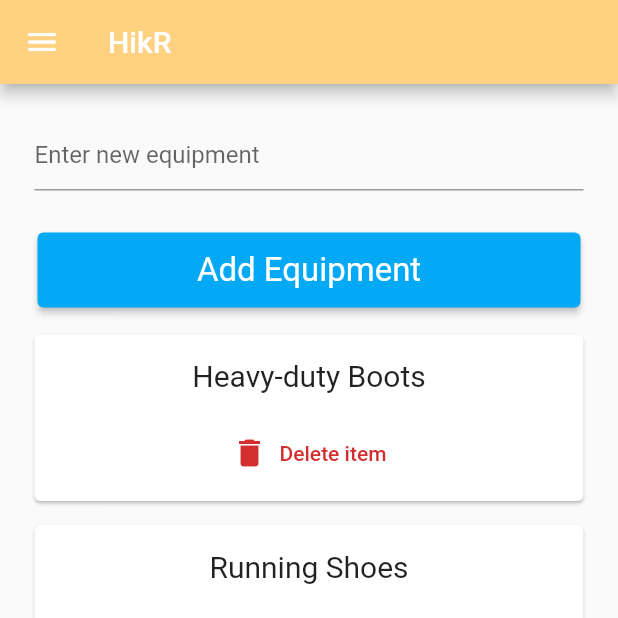
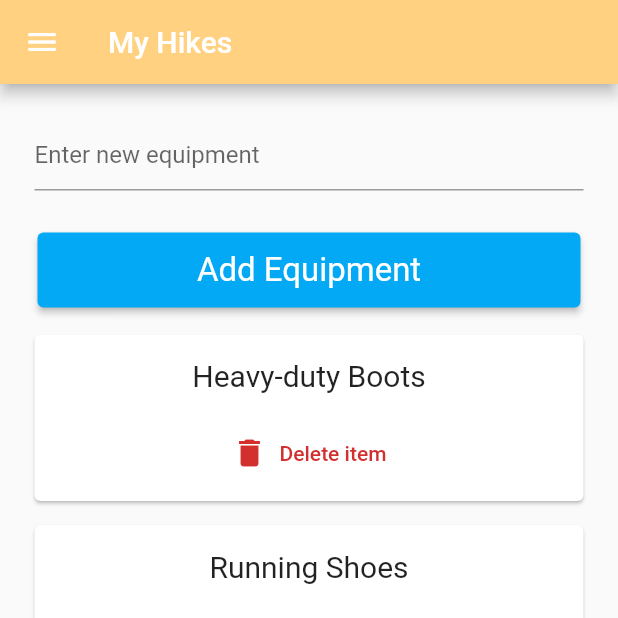
Before and after one commit to anahoward815/MobileProject, a Flutter app: the AccountEquipment screen opened by its route, on a phone screen of 412 x 824 dp, the top half of it. Run offline on Flutter 3.47's test engine with Material 2 defaults, Android fonts, the light colour scheme and no system bars; our stand-ins replace weather_icons; missing offline and left inert: dart:ffi.

Commit message:
changed name to something better

```diff
--- a/HikingApp/lib/reusable_widgets/AppHeader.dart
+++ b/HikingApp/lib/reusable_widgets/AppHeader.dart
@@ -3,7 +3,7 @@ import 'package:flutter/material.dart';
 PreferredSizeWidget appHeader() {
   return AppBar(
     backgroundColor: Colors.orangeAccent[100],
-    title: Text('HikR'),
+    title: Text('My Hikes'),
 
   );
 }
```
